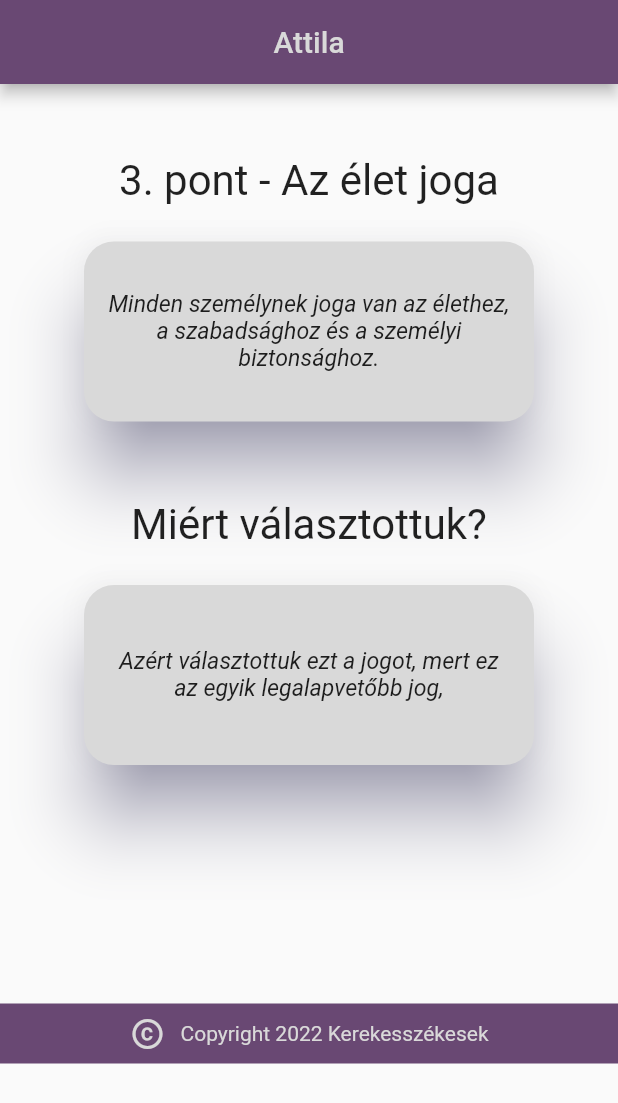
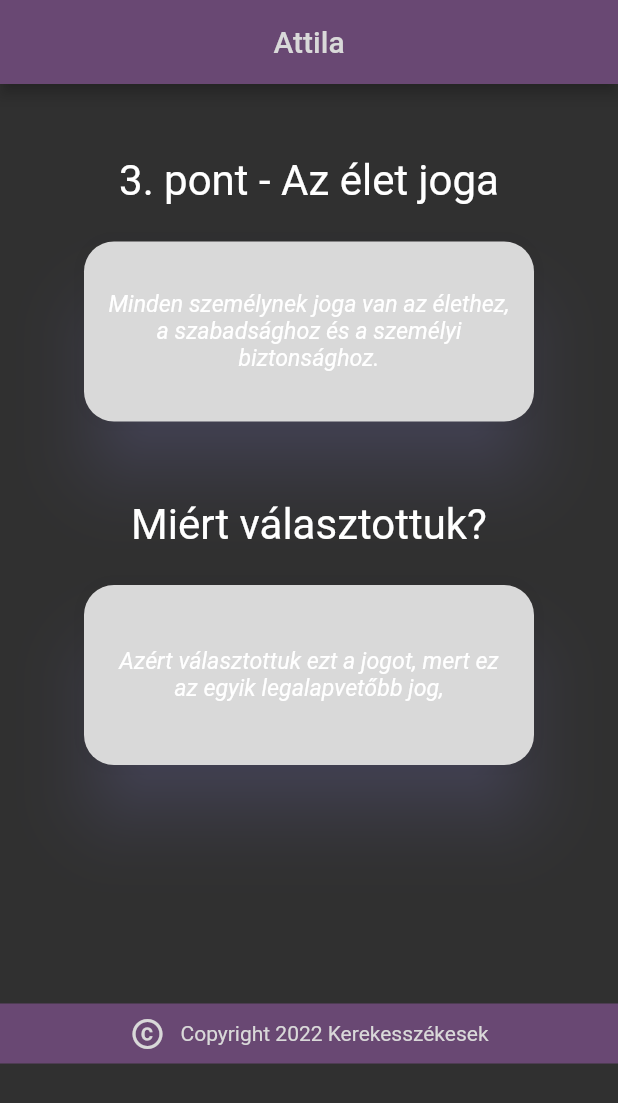
Before and after one commit to SzokolAttila/Kerekesszekesek-1esProject, a Flutter app: the screen it shows after launch, on a phone screen of 412 x 824 dp. Shown: the top 1103 px of the screen. Run offline on Flutter 3.47's test engine with Material 2 defaults, Android fonts, the phone set to English and light mode, and no system bars.

Commit message:
setting dark theme

```diff
--- a/SidePages/lib/main.dart
+++ b/SidePages/lib/main.dart
@@ -12,6 +12,7 @@ class MyApp extends StatelessWidget {
     return MaterialApp(
       debugShowCheckedModeBanner: false,
       home: ThirdPoint(),
+      theme: ThemeData.dark()
     );
   }
 }
```
